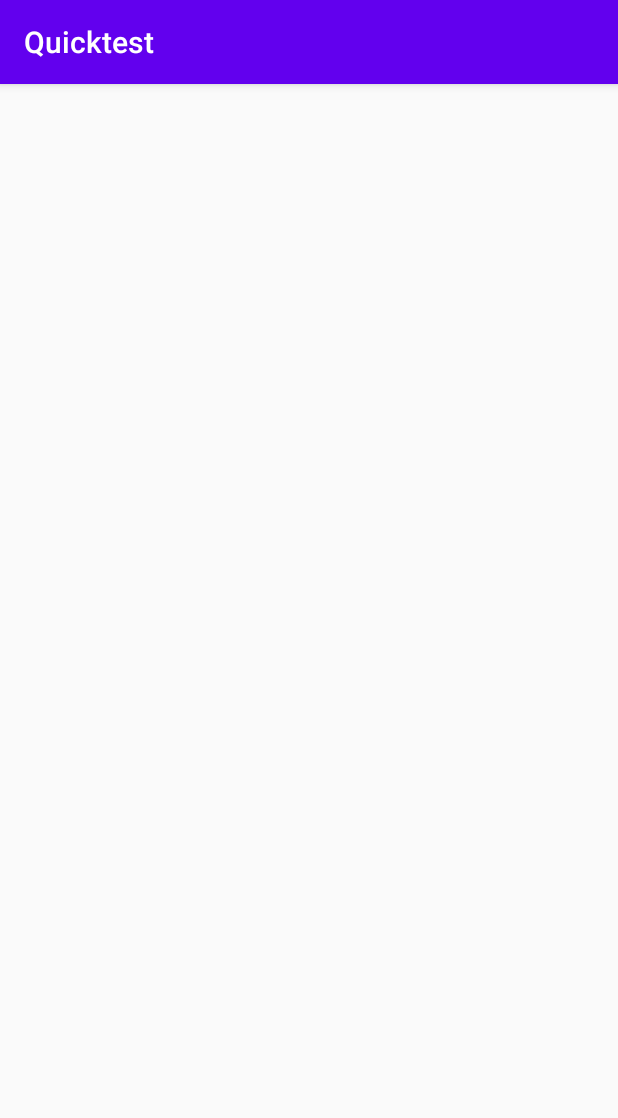
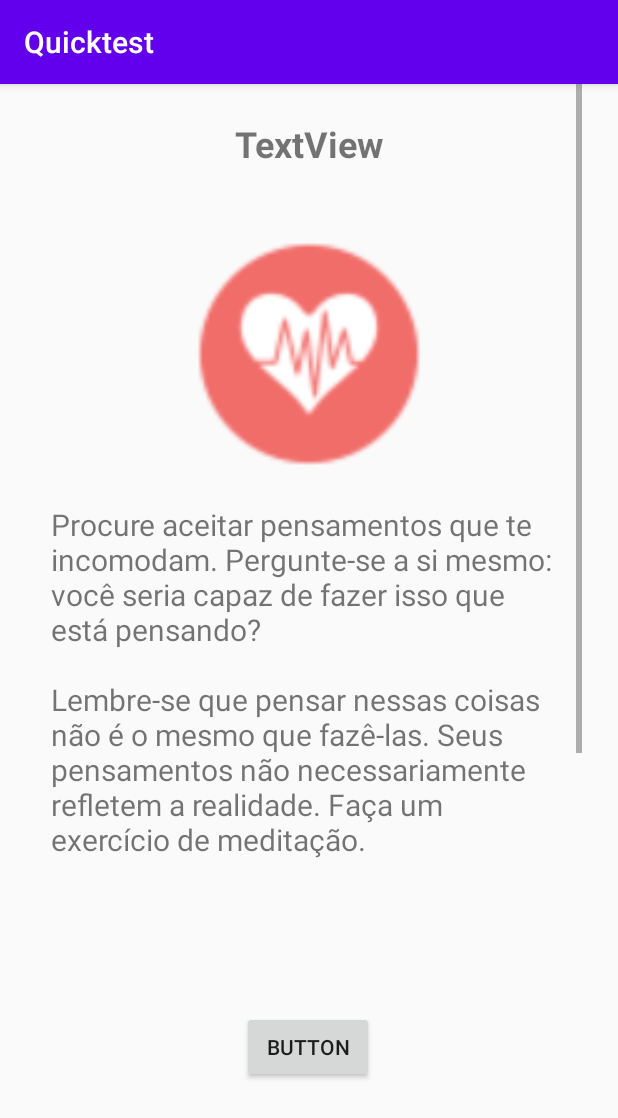
Before and after one commit to arturtres3/Apoio-Psicologico-IHC, an Android app: the HelpNowResults screen opened directly, with no data from a screen before it, on a phone screen of 412 x 824 dp. Shown: the top 1118 px of the screen. Run offline under Robolectric (Android 15) with nearby library versions, the phone set to English and light mode, and no system bars; 1 statement that could not run was skipped.

Commit message:
Formatação da página de resultados

```diff
--- a/Quicktest/app/src/main/java/com/example/quicktest/HelpNowResults.java
+++ b/Quicktest/app/src/main/java/com/example/quicktest/HelpNowResults.java
@@ -16,8 +16,8 @@ public class HelpNowResults extends AppCompatActivity {
 
         Bundle extras = getIntent().getExtras();
         int[] resultados = extras.getIntArray("values");
-        Toast.makeText(this,   "" + resultados[0] + resultados[1] + resultados[2]+ resultados[3]+ resultados[4] + resultados[5],
-                Toast.LENGTH_LONG).show();
+        /*Toast.makeText(this,   "" + resultados[0] + resultados[1] + resultados[2]+ resultados[3]+ resultados[4] + resultados[5],
+                Toast.LENGTH_LONG).show();*/
 
     }
 }
--- a/Quicktest/app/src/main/res/layout/activity_help_now_results.xml
+++ b/Quicktest/app/src/main/res/layout/activity_help_now_results.xml
@@ -1,6 +1,68 @@
 <?xml version="1.0" encoding="utf-8"?>
-<androidx.constraintlayout.widget.ConstraintLayout
-    xmlns:android="http://schemas.android.com/apk/res/android" android:layout_width="match_parent"
+<androidx.constraintlayout.widget.ConstraintLayout xmlns:android="http://schemas.android.com/apk/res/android"
+    xmlns:app="http://schemas.android.com/apk/res-auto"
+    xmlns:tools="http://schemas.android.com/tools"
+    android:layout_width="match_parent"
     android:layout_height="match_parent">
 
+    <ScrollView
+        android:id="@+id/scrollView2"
+        android:layout_width="364dp"
+        android:layout_height="516dp"
+        app:layout_constraintEnd_toEndOf="parent"
+        app:layout_constraintHorizontal_bias="0.5"
+        app:layout_constraintStart_toStartOf="parent"
+        app:layout_constraintTop_toTopOf="parent">
+
+        <LinearLayout
+            android:layout_width="match_parent"
+            android:layout_height="wrap_content"
+            android:orientation="vertical">
+
+            <TextView
+                android:id="@+id/textView45"
+                android:layout_width="match_parent"
+                android:layout_height="80dp"
+                android:gravity="center"
+                android:text="TextView"
+                android:textSize="24sp"
+                android:textStyle="bold" />
+
+            <ImageView
+                android:id="@+id/imageView2"
+                android:layout_width="160dp"
+                android:layout_height="160dp"
+                android:layout_gravity="center"
+                android:layout_marginTop="20dp"
+                android:layout_marginBottom="20dp"
+                app:srcCompat="@drawable/health_help2" />
+
+            <TextView
+                android:id="@+id/textView46"
+                android:layout_width="match_parent"
+                android:layout_height="wrap_content"
+                android:layout_marginLeft="10dp"
+                android:layout_marginTop="0dp"
+                android:layout_marginRight="10dp"
+                android:layout_marginBottom="10dp"
+                android:text="@string/pensamentos_intrusivos_texto"
+                android:textSize="20dp" />
+
+        </LinearLayout>
+    </ScrollView>
+
+    <Button
+        android:id="@+id/button8"
+        android:layout_width="wrap_content"
+        android:layout_height="wrap_content"
+        android:layout_marginTop="65dp"
+        android:layout_marginBottom="41dp"
+        android:text="Button"
+        app:layout_constraintBottom_toBottomOf="parent"
+        app:layout_constraintEnd_toEndOf="parent"
+        app:layout_constraintHorizontal_bias="0.498"
+        app:layout_constraintStart_toStartOf="parent"
+        app:layout_constraintTop_toBottomOf="@+id/scrollView2"
+        app:layout_constraintVertical_bias="0.377" />
+
 </androidx.constraintlayout.widget.ConstraintLayout>
--- a/Quicktest/app/src/main/res/values/strings.xml
+++ b/Quicktest/app/src/main/res/values/strings.xml
@@ -9,4 +9,10 @@
     <string name="invalid_username">Not a valid username</string>
     <string name="invalid_password">Password must be >5 characters</string>
     <string name="login_failed">"Login failed"</string>
+    <string name="medo">"texto texto"</string>
+    <string name="pensamentos_intrusivos_texto">"Procure aceitar pensamentos que te incomodam. Pergunte-se a si mesmo: você seria capaz de fazer isso que está pensando?
+
+Lembre-se que pensar nessas coisas não é o mesmo que fazê-las. Seus pensamentos não necessariamente refletem a realidade. Faça um exercício de meditação.
+
+Esse exercício poderá ajudar a clarear sua mente."</string>
 </resources>
```
